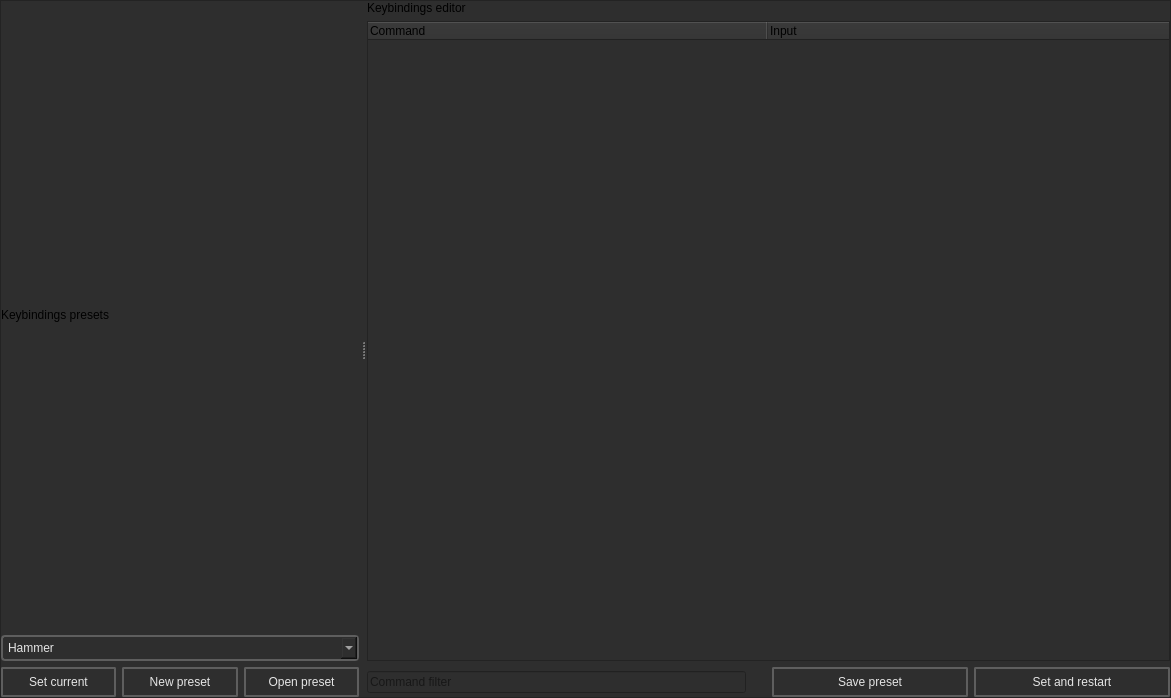
Qt form Hammer5ToolsGUI/gui/editors/hotkey_editor/main.ui (dertwist/Hammer5Tools) before a commit.
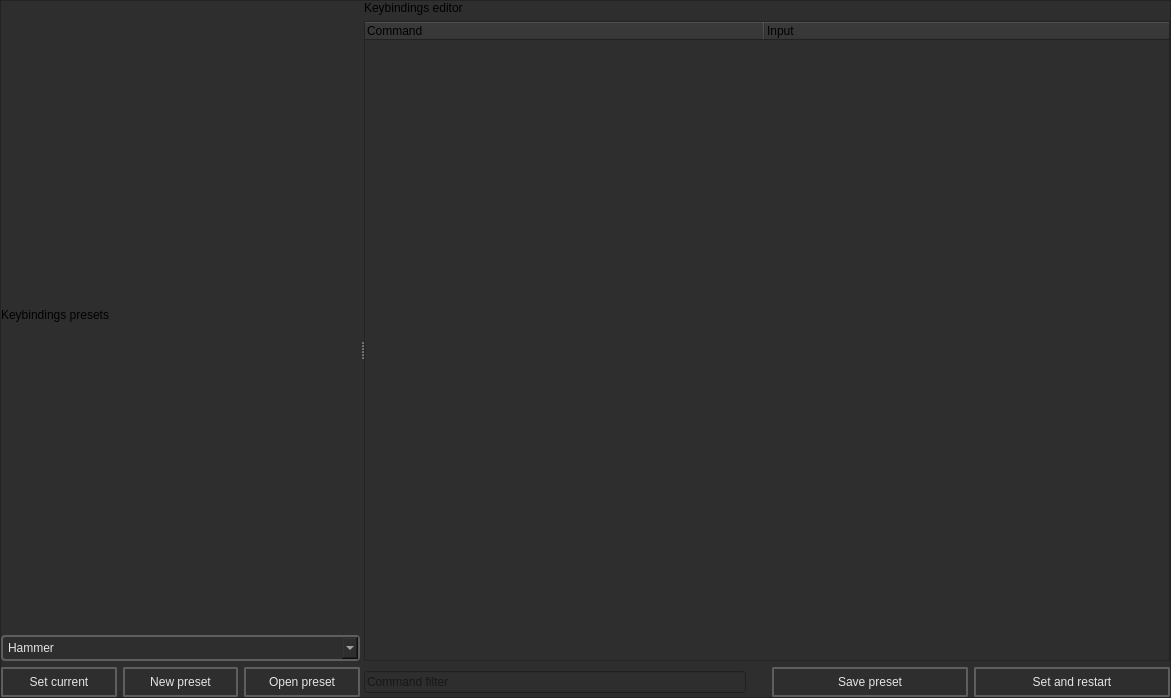
The same form after that commit. Icons and pictures are not drawn.

What changed in the file:
```diff
--- a/Hammer5ToolsGUI/gui/editors/hotkey_editor/main.ui
+++ b/Hammer5ToolsGUI/gui/editors/hotkey_editor/main.ui
@@ -57,7 +57,7 @@
           <enum>Qt::Orientation::Horizontal</enum>
          </property>
          <property name="handleWidth">
-          <number>8</number>
+          <number>4</number>
          </property>
          <property name="childrenCollapsible">
           <bool>false</bool>
```
